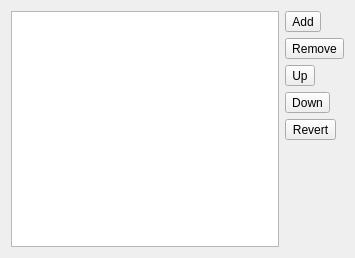
Before: the Qt Designer form fcitx5-skk-5.0.4/gui/dictwidget.ui in rkarsnk/fcitx5-skk-debian11, drawn with Qt 5.
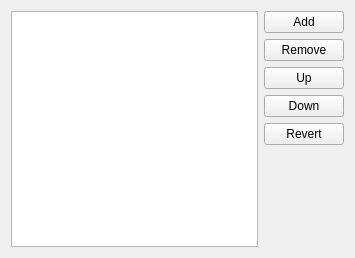
After: the same form once the commit is applied. Icons and pictures are not drawn.

Commit message: change QToolButton to QPushButton

Diff of the .ui file:
```diff
--- a/fcitx5-skk-5.0.4/gui/dictwidget.ui
+++ b/fcitx5-skk-5.0.4/gui/dictwidget.ui
@@ -20,7 +20,7 @@
    <item>
     <layout class="QVBoxLayout" name="verticalLayout_2">
      <item>
-      <widget class="QToolButton" name="addDictButton">
+      <widget class="QPushButton" name="addDictButton">
        <property name="text">
         <string>Add</string>
        </property>
@@ -31,7 +31,7 @@
       </widget>
      </item>
      <item>
-      <widget class="QToolButton" name="removeDictButton">
+      <widget class="QPushButton" name="removeDictButton">
        <property name="text">
         <string>Remove</string>
        </property>
@@ -42,7 +42,7 @@
       </widget>
      </item>
      <item>
-      <widget class="QToolButton" name="moveUpDictButton">
+      <widget class="QPushButton" name="moveUpDictButton">
        <property name="text">
         <string>Up</string>
        </property>
@@ -53,7 +53,7 @@
       </widget>
      </item>
      <item>
-      <widget class="QToolButton" name="moveDownDictButton">
+      <widget class="QPushButton" name="moveDownDictButton">
        <property name="text">
         <string>Down</string>
        </property>
@@ -64,7 +64,7 @@
       </widget>
      </item>
      <item>
-      <widget class="QToolButton" name="defaultDictButton">
+      <widget class="QPushButton" name="defaultDictButton">
        <property name="text">
         <string>Revert</string>
        </property>
```
Left out of the diff: 10 changed lines with no effect on the pictures.
